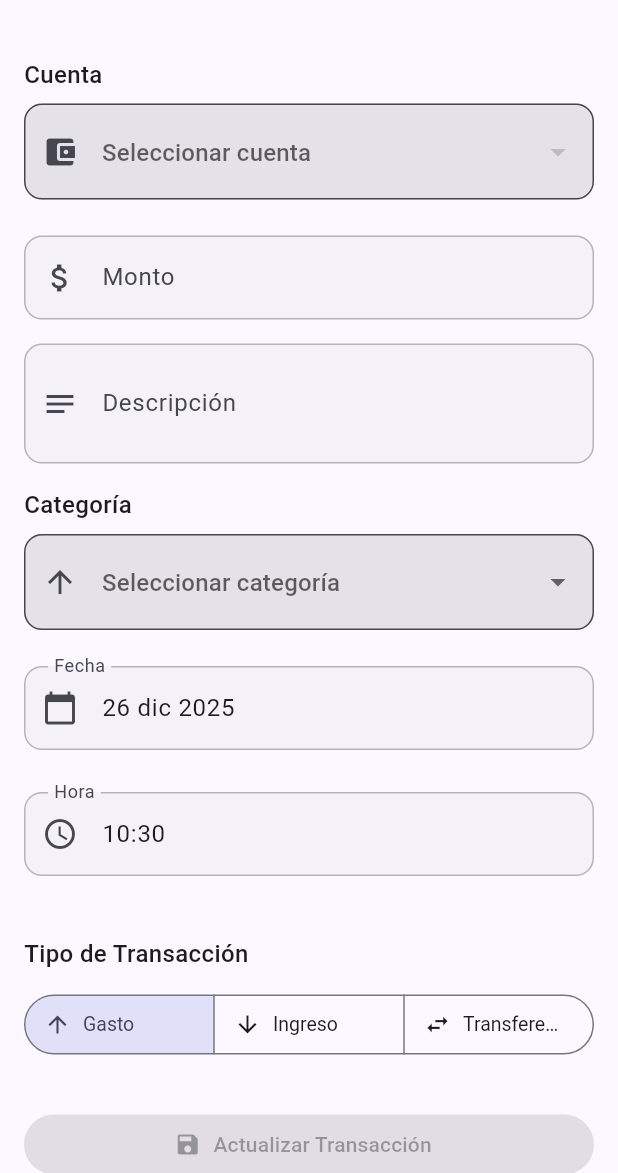
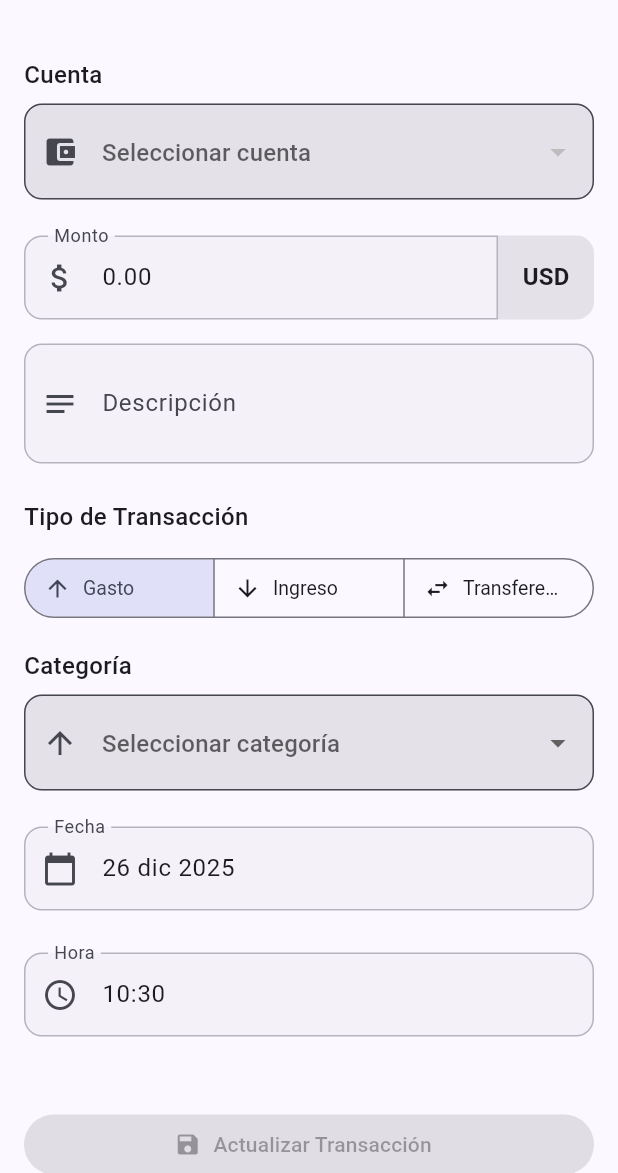
Before and after one commit to camilod529/pocket_guard, a Flutter app: the TransactionFormScreen screen opened directly with empty values, on a phone screen of 412 x 824 dp, the part 63-1236 px from its top. Run offline on Flutter 3.47's test engine with Material 3 defaults, Android fonts, the phone set to English and light mode, and no system bars; our stand-ins replace animate_do, drift, drift_flutter, flutter_riverpod, formz, go_router and 2 more; missing offline and left inert: sqlite3; accounts and stored records are empty; generated files the repository leaves out were written again.

Commit message:
feat(transaction): Refactor amount handling to use double type and improve currency formatting

```diff
--- a/lib/infrastructure/inputs/transactions/amount.dart
+++ b/lib/infrastructure/inputs/transactions/amount.dart
@@ -2,15 +2,14 @@ import 'package:formz/formz.dart';
 
 enum AmountError { empty, invalid, zeroOrNegative }
 
-class TransactionAmount extends FormzInput<String, AmountError> {
-  const TransactionAmount.dirty([super.value = '']) : super.dirty();
-  const TransactionAmount.pure() : super.pure('');
+class TransactionAmount extends FormzInput<double, AmountError> {
+  const TransactionAmount.dirty([super.value = 0]) : super.dirty();
+  const TransactionAmount.pure() : super.pure(0);
 
   @override
-  AmountError? validator(String value) {
-    if (value.isEmpty) return AmountError.empty;
-    final doubleAmount = double.tryParse(value);
-    if (doubleAmount == null || doubleAmount <= 0) {
+  AmountError? validator(double value) {
+    if (value.toString().isEmpty) return AmountError.empty;
+    if (value <= 0) {
       return AmountError.zeroOrNegative;
     }
     return null;
--- a/lib/presentation/providers/transaction/transaction_form_provider.dart
+++ b/lib/presentation/providers/transaction/transaction_form_provider.dart
@@ -36,7 +36,7 @@ class TransactionForm extends _$TransactionForm {
     );
   }
 
-  void amountChanged(String value) {
+  void amountChanged(double value) {
     final currentState = state.value;
     if (currentState == null) return;
 
@@ -77,7 +77,7 @@ class TransactionForm extends _$TransactionForm {
 
         return TransactionFormState(
           id: transaction.id,
-          amount: TransactionAmount.dirty(transaction.amount.toString()),
+          amount: TransactionAmount.dirty(transaction.amount),
           description: TransactionDescription.dirty(
             transaction.description ?? '',
           ),
@@ -174,7 +174,7 @@ class TransactionForm extends _$TransactionForm {
     try {
       final transaction = TransactionEntity(
         id: validState.id,
-        amount: double.parse(validState.amount.value),
+        amount: (validState.amount.value),
         description: validState.description.value,
         categoryId: validState.categoryId!,
         date: validState.date,
--- a/lib/presentation/screens/transaction_form_screen.dart
+++ b/lib/presentation/screens/transaction_form_screen.dart
@@ -13,6 +13,7 @@ import 'package:money_manager_flutter/presentation/widgets/shared/delete_confirm
 import 'package:money_manager_flutter/presentation/widgets/shared/forms/custom_form_field.dart';
 import 'package:money_manager_flutter/utils/constants/global_constants.dart';
 import 'package:money_manager_flutter/utils/shared/dates/calendar_date_formatter.dart';
+import 'package:money_manager_flutter/utils/shared/number_formatting.dart';
 
 class TransactionFormScreen extends ConsumerStatefulWidget {
   final String transactionId;
@@ -83,15 +84,15 @@ class _TransactionFormScreenState extends ConsumerState<TransactionFormScreen> {
                   children: [
                     _buildAccountSelector(formState, accountsAsync, l10n),
                     const SizedBox(height: 16),
-                    _buildAmountField(formState, l10n),
+                    _buildAmountField(formState, l10n, accountsAsync),
                     const SizedBox(height: 16),
                     _buildDescriptionField(formState, l10n),
+                    const SizedBox(height: 24),
+                    _buildTransactionTypeSelector(formState, l10n),
                     const SizedBox(height: 16),
                     _buildCategorySelector(formState, categoriesAsync, l10n),
                     const SizedBox(height: 16),
                     _buildDateTimeFields(formState, formatter),
-                    const SizedBox(height: 24),
-                    _buildTransactionTypeSelector(formState, l10n),
                     const SizedBox(height: 32),
                     // Submit Button
                     ElevatedButton.icon(
@@ -238,25 +239,92 @@ class _TransactionFormScreenState extends ConsumerState<TransactionFormScreen> {
   Widget _buildAmountField(
     TransactionFormState formState,
     AppLocalizations l10n,
+    AsyncValue<List<AccountEntity>> accountsAsync,
   ) {
-    return CustomFormField(
-      initialValue: formState.amount.value,
+    return accountsAsync.when(
+      data: (accounts) {
+        final currency = formState.accountId == null
+            ? 'USD'
+            : accounts
+                  .firstWhere((acc) => acc.id == formState.accountId)
+                  .currency;
+        return Row(
+          children: [
+            Expanded(
+              child: CustomFormField(
+                borderRadius: const BorderRadius.only(
+                  topLeft: Radius.circular(12),
+                  bottomLeft: Radius.circular(12),
+                ),
+                initialValue: NumberFormatting.formatNumber(
+                  formState.amount.value,
+                ),
                 label: l10n.amountLabel,
                 hintText: l10n.amountHint,
                 errorText: formState.isFormPure ? null : formState.amountError,
                 prefixIcon: const Icon(Icons.attach_money),
-      keyboardType: const TextInputType.numberWithOptions(decimal: true),
+                keyboardType: const TextInputType.numberWithOptions(
+                  decimal: true,
+                ),
                 inputFormatters: [
                   FilteringTextInputFormatter.allow(RegExp(r'^\d+\.?\d{0,2}')),
                 ],
-      onChanged: (value) => ref
+                onChanged: (value) {
+                  final parsedValue = NumberFormatting.parseUserInput(
+                    value,
+                    currency,
+                  );
+
+                  if (parsedValue != null || value.isEmpty) {
+                    ref
                         .read(
                           transactionFormProvider(
                             widget.transactionId,
                             selectedDate: widget.selectedDate,
                           ).notifier,
                         )
-          .amountChanged(value),
+                        .amountChanged(parsedValue ?? formState.amount.value);
+                  }
+                },
+              ),
+            ),
+            Container(
+              width: 64,
+              padding: const EdgeInsets.symmetric(horizontal: 12, vertical: 16),
+              decoration: BoxDecoration(
+                color: Theme.of(context).colorScheme.surfaceContainerHighest,
+                borderRadius: const BorderRadius.only(
+                  topRight: Radius.circular(12),
+                  bottomRight: Radius.circular(12),
+                ),
+              ),
+              child: Center(
+                child: Text(
+                  currency.isEmpty ? 'USD' : currency,
+                  style: Theme.of(context).textTheme.titleMedium?.copyWith(
+                    fontWeight: FontWeight.w600,
+                  ),
+                ),
+              ),
+            ),
+          ],
+        );
+      },
+      loading: () => CustomFormField(
+        label: l10n.amountLabel,
+        hintText: l10n.amountHint,
+        prefixIcon: const Icon(Icons.attach_money),
+        keyboardType: const TextInputType.numberWithOptions(decimal: true),
+        readOnly: true,
+      ),
+      error: (error, stack) => CustomFormField(
+        label: l10n.amountLabel,
+        hintText: l10n.amountHint,
+        prefixIcon: const Icon(Icons.attach_money),
+        keyboardType: const TextInputType.numberWithOptions(decimal: true),
+        readOnly: true,
+        errorText: l10n.errorLoadingAccounts(error.toString()),
+      ),
     );
   }
 
@@ -484,14 +552,16 @@ class _TransactionFormScreenState extends ConsumerState<TransactionFormScreen> {
             ),
           ],
           selected: {formState.type},
-          onSelectionChanged: (Set<TransactionType> newSelection) => ref
+          onSelectionChanged: (Set<TransactionType> newSelection) {
+            ref
                 .read(
                   transactionFormProvider(
                     widget.transactionId,
                     selectedDate: widget.selectedDate,
                   ).notifier,
                 )
-              .typeChanged(newSelection.first),
+                .typeChanged(newSelection.first);
+          },
         ),
       ],
     );
--- a/lib/presentation/widgets/shared/forms/custom_form_field.dart
+++ b/lib/presentation/widgets/shared/forms/custom_form_field.dart
@@ -11,8 +11,8 @@ class CustomFormField extends ConsumerWidget {
   final String? initialValue;
   final TextEditingController? controller;
   final String? errorText;
-  final void Function(String)? onChanged;
-  final String? Function(String?)? validator;
+  final void Function(String value)? onChanged;
+  final String? Function(String? value)? validator;
   final TextInputType? keyboardType;
   final TextCapitalization textCapitalization;
   final bool autocorrect;
--- a/lib/utils/shared/number_formatting.dart
+++ b/lib/utils/shared/number_formatting.dart
@@ -32,6 +32,26 @@ class NumberFormatting {
     return numberFormat.format(value);
   }
 
+  /// Formats double to currency string with symbol ONLY (no account name)
+  static String formatCurrencyWithSymbol(
+    double value,
+    String currency, {
+    int decimalDigits = 2,
+  }) {
+    final locale =
+        _currencyLocales[currency.toUpperCase()] ?? const Locale('en', 'US');
+    final numberFormat = NumberFormat.currency(
+      locale: locale.toString(),
+      name: currency,
+      decimalDigits: decimalDigits,
+      symbol: NumberFormat.currency(
+        locale: locale.toString(),
+        name: currency,
+      ).currencySymbol,
+    );
+    return numberFormat.format(value);
+  }
+
   /// Formats double to simple number string (no currency symbol)
   static String formatNumber(double value, {int decimalDigits = 2}) {
     final locale = const Locale('en', 'US');
```
Also changed, not shown: lib/presentation/views/calendar_view.dart (+32 -8 lines). Lines whose indentation alone changed are shown as unchanged.
